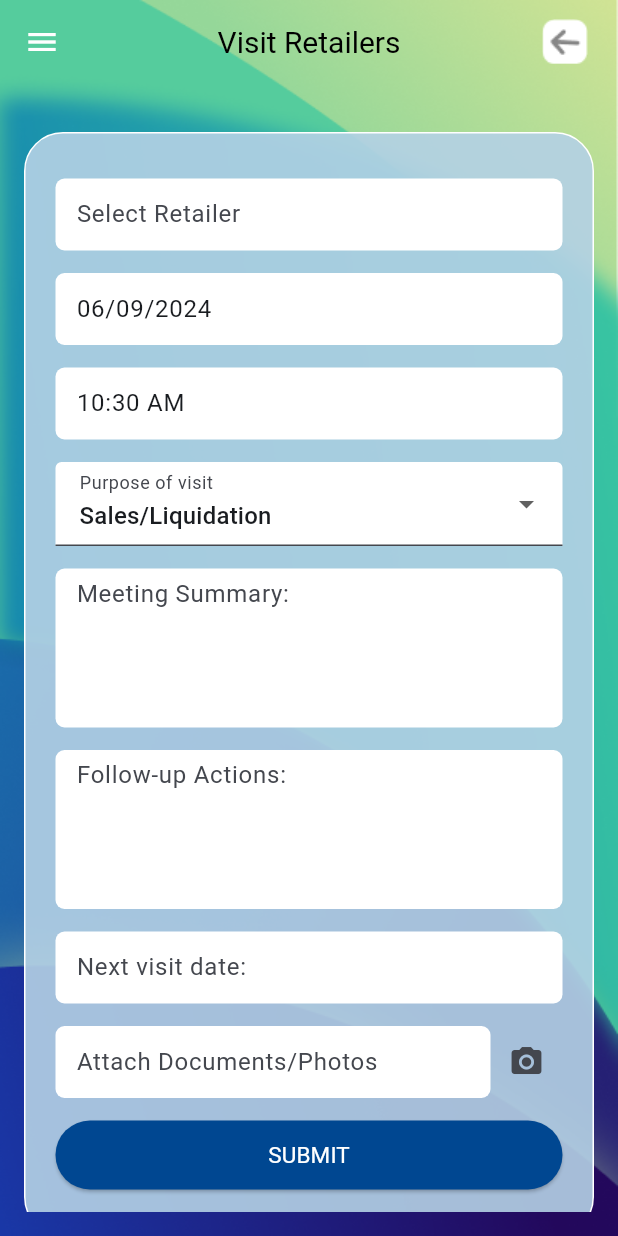
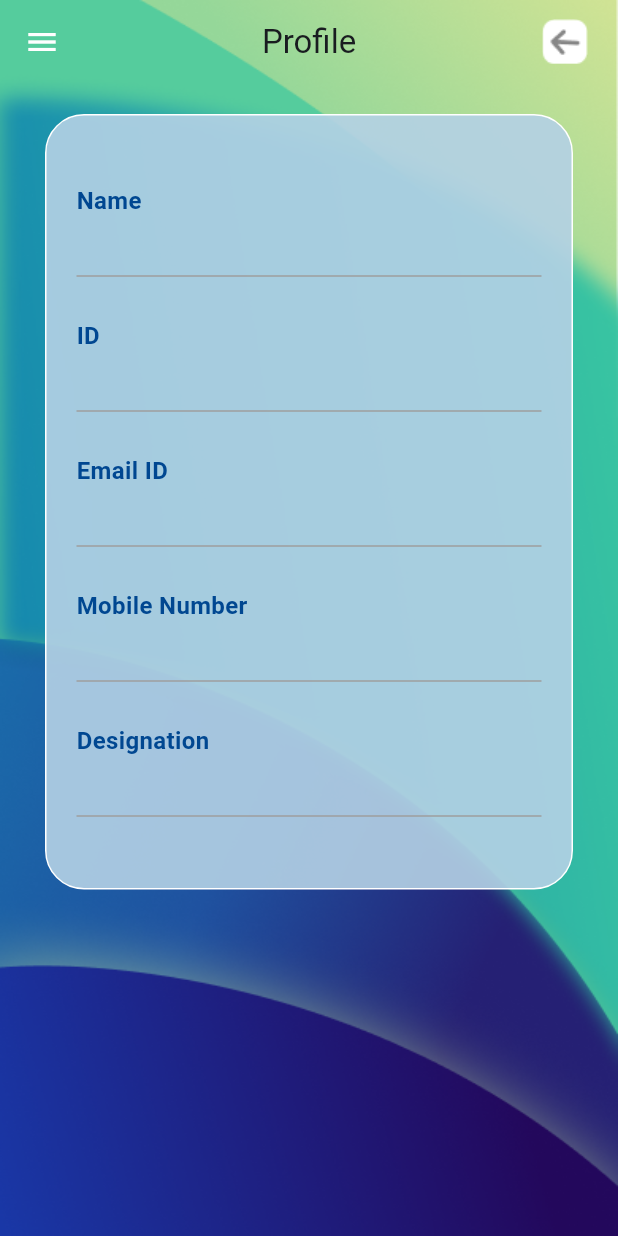
Before and after one commit to kratikpal/territory_manager, a Flutter app: the VisitDealersScreen screen opened directly, after a tap on the "menu" icon, after a tap on "Profile", on a phone screen of 412 x 824 dp. Run offline on Flutter 3.47's test engine with Material 3 defaults, Android fonts, the phone set to English and light mode, and no system bars; our stand-ins replace csc_picker, dio, firebase_core, firebase_crashlytics, firebase_messaging, flutter_local_notifications and 8 more; missing offline and left inert: syncfusion_flutter_pdfviewer; accounts and stored records are empty; network calls fail; Roboto replaces fonts that are missing (Anek).

Commit message:
Visit RD/PD and update sales task

```diff
--- a/lib/models/user_model.dart
+++ b/lib/models/user_model.dart
@@ -3,6 +3,8 @@ class UserModel {
   String name;
   String email;
   String uniqueId;
+  String mobileNumber;
+  String designation;
   bool isVerified;
 
   UserModel({
@@ -10,6 +12,8 @@ class UserModel {
     required this.name,
     required this.email,
     required this.uniqueId,
+    required this.mobileNumber,
+    required this.designation,
     required this.isVerified,
   });
 
@@ -19,6 +23,8 @@ class UserModel {
       name: json['name'],
       email: json['email'],
       uniqueId: json['uniqueId'],
+      mobileNumber: json['mobileNumber'],
+      designation: json['designation'],
       isVerified: json['isVerified'],
     );
   }
--- a/lib/provider/task_provider.dart
+++ b/lib/provider/task_provider.dart
@@ -94,7 +94,6 @@ class TaskProvider extends ChangeNotifier {
     String? selectedDistributorType,
   }) async {
     setLoading(true);
-    print("addedFff:$selectedDistributorType");
 
     try {
       final data = {
--- a/lib/screens/Visit_Dealers_screen.dart
+++ b/lib/screens/Visit_Dealers_screen.dart
@@ -1,20 +1,25 @@
+import 'package:cheminova/provider/visit_pdrd_provider.dart';
 import 'package:cheminova/widgets/common_drawer.dart';
 import 'package:flutter/material.dart';
 import 'package:cheminova/widgets/common_background.dart';
 import 'package:intl/intl.dart';
+import 'package:provider/provider.dart';
 import '../widgets/common_app_bar.dart';
 import '../widgets/common_elevated_button.dart';
 import '../widgets/common_text_form_field.dart';
 import 'package:image_picker/image_picker.dart';
 
 class VisitDealersScreen extends StatefulWidget {
-  const VisitDealersScreen({super.key});
+  final String? tradeName;
+  final String? id;
+  const VisitDealersScreen({super.key, this.tradeName, this.id});
 
   @override
   State<VisitDealersScreen> createState() => VisitDealersScreenState();
 }
 
 class VisitDealersScreenState extends State<VisitDealersScreen> {
+  late VisitPdRdProvider _visitPdRdProvider;
   final dateController = TextEditingController(
       text: DateFormat('dd/MM/yyyy').format(DateTime.now()));
 
@@ -26,13 +31,10 @@ class VisitDealersScreenState extends State<VisitDealersScreen> {
   final meetingSummaryController = TextEditingController();
   final followUpActionsController = TextEditingController();
   final nextVisitDateController = TextEditingController();
+  late TextEditingController retailerController = TextEditingController();
 
-  String selectedPurpose = 'Sales/Liquidation';
-  List<String> purposeOptions = [
-    'Sales/Liquidation',
-    'Dues collection',
-    'Others'
-  ];
+  String selectedPurpose = 'Sales';
+  List<String> purposeOptions = ['Sales', 'Dues collection', 'Others'];
 
   Future<void> _pickImage() async {
     final ImagePicker picker = ImagePicker();
@@ -41,8 +43,18 @@ class VisitDealersScreenState extends State<VisitDealersScreen> {
   }
 
   @override
+  void initState() {
+    _visitPdRdProvider = VisitPdRdProvider();
+    super.initState();
+  }
+
+  @override
   Widget build(BuildContext context) {
-    return CommonBackground(
+    retailerController = TextEditingController(text: widget.tradeName);
+
+    return ChangeNotifierProvider(
+      create: (context) => _visitPdRdProvider,
+      child: CommonBackground(
         child: Scaffold(
           backgroundColor: Colors.transparent,
           appBar: CommonAppBar(
@@ -55,19 +67,27 @@ class VisitDealersScreenState extends State<VisitDealersScreen> {
                 padding: const EdgeInsets.only(right: 20),
               ),
             ],
-          title: const Text('Visit Retailers',
+            title: Column(
+              children: [
+                const Text('Visit Retailers',
                     style: TextStyle(
                         fontSize: 20,
                         color: Colors.black,
                         fontWeight: FontWeight.w400,
                         fontFamily: 'Anek')),
+                Text(widget.tradeName ?? '',
+                    style: const TextStyle(
+                        fontSize: 20,
+                        color: Colors.black,
+                        fontWeight: FontWeight.w400,
+                        fontFamily: 'Anek')),
+              ],
+            ),
             backgroundColor: Colors.transparent,
             elevation: 0,
           ),
           drawer: const CommonDrawer(),
-        body: Padding(
-          padding: const EdgeInsets.all(16.0),
-          child: SingleChildScrollView(
+          body: SingleChildScrollView(
             physics: const BouncingScrollPhysics(),
             child: Column(
               mainAxisAlignment: MainAxisAlignment.center,
@@ -77,7 +97,7 @@ class VisitDealersScreenState extends State<VisitDealersScreen> {
                 Container(
                   padding:
                       const EdgeInsets.all(20.0).copyWith(top: 30, bottom: 30),
-                  // margin: const EdgeInsets.symmetric(horizontal: 30.0),
+                  margin: const EdgeInsets.symmetric(horizontal: 16.0),
                   decoration: BoxDecoration(
                       border: Border.all(color: Colors.white),
                       color: const Color(0xffB4D1E5).withOpacity(0.9),
@@ -86,9 +106,10 @@ class VisitDealersScreenState extends State<VisitDealersScreen> {
                     crossAxisAlignment: CrossAxisAlignment.start,
                     children: <Widget>[
                       CommonTextFormField(
+                          readOnly: true,
                           title: 'Select Retailer',
                           fillColor: Colors.white,
-                          controller: dealerController),
+                          controller: retailerController),
                       const SizedBox(height: 15),
                       CommonTextFormField(
                           title: 'Visit date',
@@ -155,7 +176,8 @@ class VisitDealersScreenState extends State<VisitDealersScreen> {
                         ],
                       ),
                       const SizedBox(height: 15),
-                      Align(
+                      Consumer<VisitPdRdProvider>(
+                        builder: (context, value, child) => Align(
                           alignment: Alignment.center,
                           child: CommonElevatedButton(
                             borderRadius: 30,
@@ -163,7 +185,10 @@ class VisitDealersScreenState extends State<VisitDealersScreen> {
                             height: kToolbarHeight - 10,
                             text: 'SUBMIT',
                             backgroundColor: const Color(0xff004791),
-                          onPressed: () {},
+                            onPressed: () {
+                              value.submitVisitPdRd(context, widget.id ?? '');
+                            },
+                          ),
                         ),
                       ),
                     ],
--- a/lib/screens/assign_tasks_screen.dart
+++ b/lib/screens/assign_tasks_screen.dart
@@ -49,8 +49,7 @@ class _AssignTasksScreenState extends State<AssignTasksScreen> {
       }
 
       // Validate Distributor
-      if ((taskProvider.selectedTask == 'Update Inventory Data' ||
-              taskProvider.selectedTask == 'Visit RD/PD') &&
+      if ((taskProvider.selectedTask != 'Collect KYC') &&
           (taskProvider.selectedDistributor == null ||
               selectedDistributorType == null)) {
         _isDistributorValid = false;
@@ -267,7 +266,7 @@ class _AssignTasksScreenState extends State<AssignTasksScreen> {
                                     taskProvider.setSelectedTask(value);
                                   },
                                   title: const Text(
-                                    "Update Sales Data",
+                                    "Update Sales Data Data",
                                   ),
                                 ),
                               ),
@@ -345,7 +344,8 @@ class _AssignTasksScreenState extends State<AssignTasksScreen> {
                         },
                         if (taskProvider.selectedTask ==
                                 'Update Inventory Data' ||
-                            taskProvider.selectedTask == 'Visit RD/PD') ...{
+                            taskProvider.selectedTask == 'Visit RD/PD' ||
+                            taskProvider.selectedTask == 'Update Sales Data') ...{
                           Padding(
                             padding: const EdgeInsets.symmetric(
                               horizontal: 15.0,
--- a/lib/screens/confirm_task_screen.dart
+++ b/lib/screens/confirm_task_screen.dart
@@ -165,8 +165,7 @@ class _ConfirmTaskScreenState extends State<ConfirmTaskScreen> {
                         ),
                       ),
                     const SizedBox(height: 20),
-                    if (taskProvider.selectedTask == 'Update Inventory Data' ||
-                        taskProvider.selectedTask == 'Visit RD/PD') ...{
+                    if (taskProvider.selectedTask != 'Collect KYC') ...{
                       _customContainer(
                           child: Column(
                         crossAxisAlignment: CrossAxisAlignment.start,
--- /dev/null
+++ b/lib/screens/profile_screen.dart
@@ -0,0 +1,103 @@
+import 'package:cheminova/provider/user_provider.dart';
+import 'package:flutter/material.dart';
+import 'package:provider/provider.dart';
+import 'package:cheminova/widgets/common_app_bar.dart';
+import 'package:cheminova/widgets/common_background.dart';
+import 'package:cheminova/widgets/common_drawer.dart';
+
+class ProfileScreen extends StatelessWidget {
+  const ProfileScreen({super.key});
+
+  @override
+  Widget build(BuildContext context) {
+    return Stack(
+      children: [
+        CommonBackground(
+          isFullWidth: true,
+          child: Scaffold(
+            drawer: const CommonDrawer(),
+            backgroundColor: Colors.transparent,
+            appBar: CommonAppBar(
+              title: const Text('Profile'),
+              backgroundColor: Colors.transparent,
+              elevation: 0,
+              actions: [
+                IconButton(
+                  onPressed: () {
+                    Navigator.pop(context);
+                  },
+                  icon: Image.asset('assets/Back_attendance.png'),
+                  padding: const EdgeInsets.only(right: 20),
+                ),
+              ],
+            ),
+            body: Consumer<UserProvider>(
+              builder: (context, userProvider, child) {
+                final profileData = userProvider.user;
+                return SingleChildScrollView(
+                  child: Column(
+                    children: [
+                      Container(
+                        padding: const EdgeInsets.all(20.0)
+                            .copyWith(top: 15, bottom: 30),
+                        margin: const EdgeInsets.symmetric(
+                            horizontal: 30.0, vertical: 20.0),
+                        decoration: BoxDecoration(
+                          border: Border.all(color: Colors.white),
+                          color: const Color(0xffB4D1E5).withOpacity(0.9),
+                          borderRadius: BorderRadius.circular(26.0),
+                        ),
+                        child: Column(
+                          crossAxisAlignment: CrossAxisAlignment.start,
+                          children: [
+                            const SizedBox(height: 20),
+                            _buildProfileItem('Name', profileData?.name ?? ''),
+                            _buildProfileItem('ID', profileData?.uniqueId ?? ''),
+                            _buildProfileItem(
+                                'Email ID', profileData?.email ?? ''),
+                            _buildProfileItem('Mobile Number',
+                                profileData?.mobileNumber ?? ''),
+                            _buildProfileItem(
+                                'Designation', profileData?.designation ?? ''),
+                          ],
+                        ),
+                      ),
+                    ],
+                  ),
+                );
+              },
+            ),
+          ),
+        ),
+      ],
+    );
+  }
+
+  Widget _buildProfileItem(String label, String value) {
+    return Padding(
+      padding: const EdgeInsets.symmetric(vertical: 10),
+      child: Column(
+        crossAxisAlignment: CrossAxisAlignment.start,
+        children: [
+          Text(
+            label,
+            style: const TextStyle(
+              fontSize: 16,
+              fontWeight: FontWeight.bold,
+              color: Color(0xff004791),
+            ),
+          ),
+          const SizedBox(height: 5),
+          Text(
+            value,
+            style: const TextStyle(
+              fontSize: 18,
+              color: Colors.black,
+            ),
+          ),
+          const Divider(color: Colors.grey),
+        ],
+      ),
+    );
+  }
+}
--- a/lib/services/api_urls.dart
+++ b/lib/services/api_urls.dart
@@ -19,4 +19,5 @@ class ApiUrls {
   static const String assignTask = 'task/assign-task';
   static const String getProductsManual = 'productmanual/getall';
   static const String getAllTasks = 'task/alltasks/';
+  static const String updateTaskInventoryUrl = '';
 }
--- a/lib/widgets/common_drawer.dart
+++ b/lib/widgets/common_drawer.dart
@@ -2,6 +2,7 @@ import 'package:cheminova/provider/user_provider.dart';
 import 'package:cheminova/screens/change_password_screen.dart';
 import 'package:cheminova/screens/home_screen.dart';
 import 'package:cheminova/screens/login_screen.dart';
+import 'package:cheminova/screens/profile_screen.dart';
 import 'package:flutter/material.dart';
 import 'package:provider/provider.dart';
 
@@ -72,7 +73,14 @@ class CommonDrawer extends StatelessWidget {
             leading: const Icon(Icons.account_circle),
             title: const Text('Profile'),
             onTap: () {
-              Navigator.pop(context);
+              Navigator.push(
+                context,
+                MaterialPageRoute(
+                  builder: (context) {
+                    return const ProfileScreen();
+                  },
+                ),
+              );
             },
           ),
           ListTile(
```
Also changed, not shown: lib/provider/visit_pdrd_provider.dart (added, +36 -0 lines), lib/screens/home_screen.dart (+15 -22 lines), lib/screens/product_sales_data.dart (+18 -16 lines), lib/screens/task_management_screen.dart (+6 -2 lines). Lines whose indentation alone changed are shown as unchanged.
